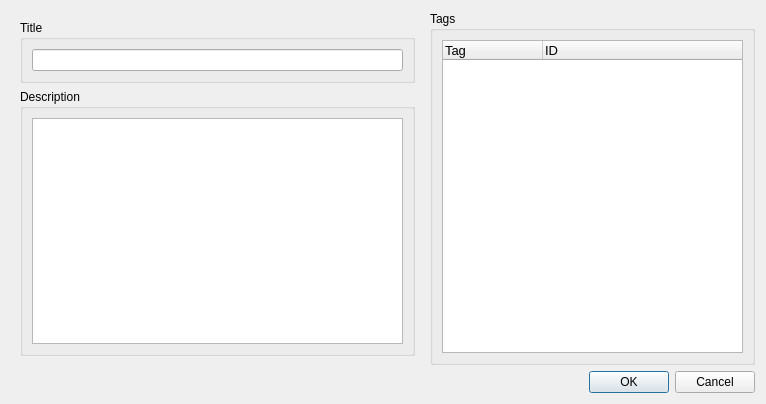
First picture: the form in iknow/ui/NewKnowledgeDialog.ui, repository j-kallwies/IKnow, before the edit.
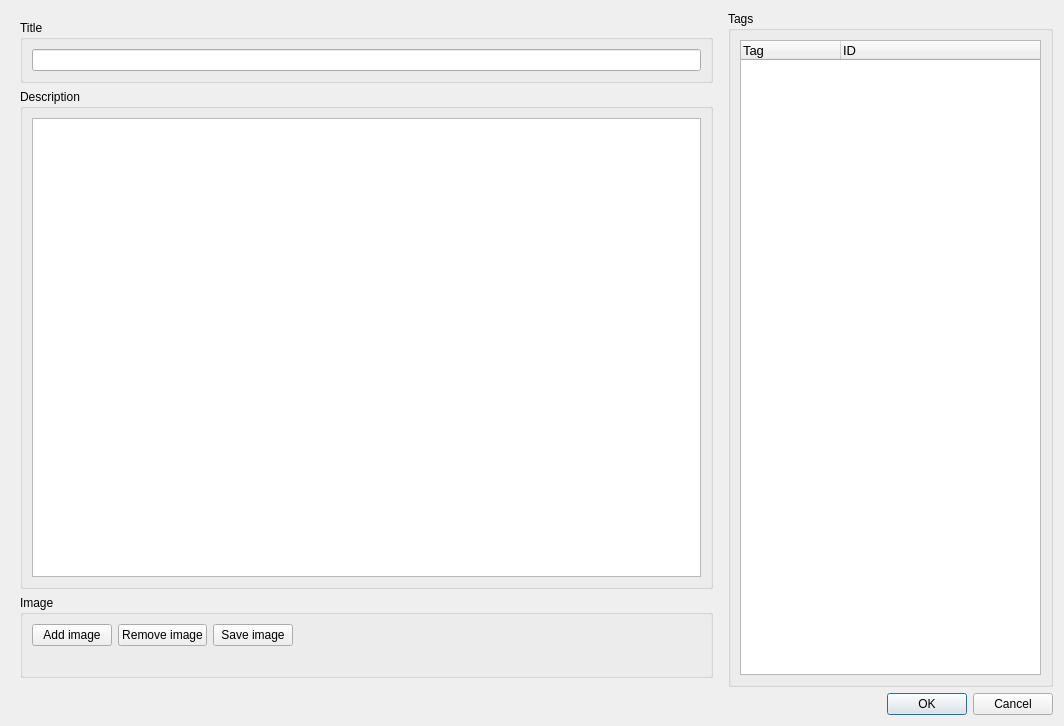
Second picture: the form after the edit.

Commit message: Add option to add images for knowledge

Patch:
```diff
--- a/iknow/ui/NewKnowledgeDialog.ui
+++ b/iknow/ui/NewKnowledgeDialog.ui
@@ -6,8 +6,8 @@
    <rect>
     <x>0</x>
     <y>0</y>
-    <width>766</width>
-    <height>404</height>
+    <width>1064</width>
+    <height>726</height>
    </rect>
   </property>
   <property name="windowTitle">
@@ -97,6 +97,58 @@
            </layout>
           </widget>
          </item>
+         <item>
+          <widget class="QGroupBox" name="groupBox_4">
+           <property name="title">
+            <string>Image</string>
+           </property>
+           <layout class="QVBoxLayout" name="verticalLayout_5">
+            <item>
+             <widget class="QWidget" name="widget_3" native="true">
+              <property name="sizePolicy">
+               <sizepolicy hsizetype="Fixed" vsizetype="Preferred">
+                <horstretch>0</horstretch>
+                <verstretch>0</verstretch>
+               </sizepolicy>
+              </property>
+              <layout class="QHBoxLayout" name="horizontalLayout_4">
+               <property name="margin">
+                <number>0</number>
+               </property>
+               <item>
+                <widget class="QPushButton" name="addImageButton">
+                 <property name="text">
+                  <string>Add image</string>
+                 </property>
+                </widget>
+               </item>
+               <item>
+                <widget class="QPushButton" name="removeImageButton">
+                 <property name="text">
+                  <string>Remove image</string>
+                 </property>
+                </widget>
+               </item>
+               <item>
+                <widget class="QPushButton" name="saveImageButton">
+                 <property name="text">
+                  <string>Save image</string>
+                 </property>
+                </widget>
+               </item>
+              </layout>
+             </widget>
+            </item>
+            <item>
+             <widget class="QLabel" name="imageLabel">
+              <property name="text">
+               <string/>
+              </property>
+             </widget>
+            </item>
+           </layout>
+          </widget>
+         </item>
         </layout>
        </widget>
       </item>
```
Left out of the diff: 33 changed lines with no effect on the pictures. The commit also changes 2 other files.
